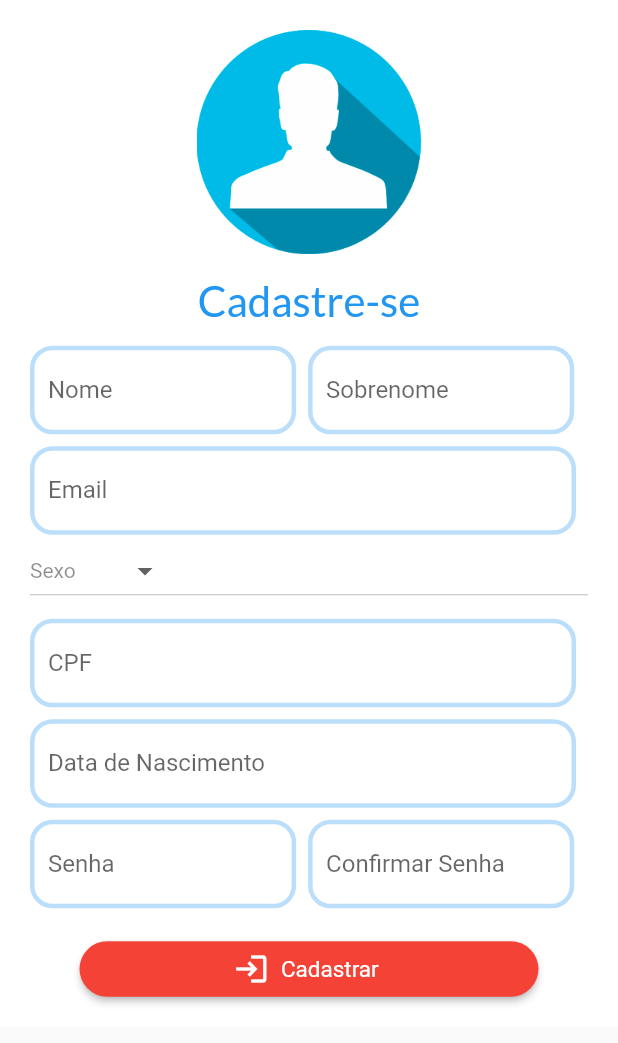
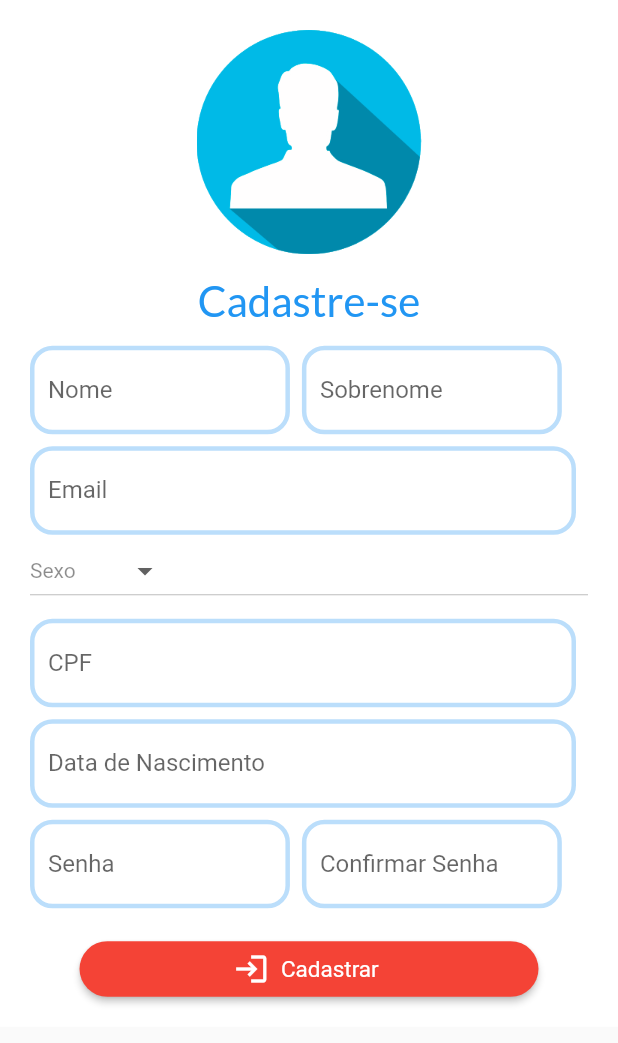
Before and after one commit to lucaspossati/iWash, a Flutter app: the Cadastrar screen opened by its route, after a tap on "Cadastrar", on a phone screen of 412 x 824 dp. Shown: the top 1043 px of the screen. Run offline on Flutter 3.47's test engine with Material 2 defaults, Android fonts, the phone set to English and light mode, and no system bars; our stand-ins replace brasil_fields, dio, geolocator, google_fonts, google_maps_flutter, rflutter_alert; missing offline and left inert: status_alert, sweetalert.

Commit message:
Correção de bugs

```diff
--- a/lib/cadastrar.dart
+++ b/lib/cadastrar.dart
@@ -29,8 +29,11 @@ class _CadastrarState extends State<Cadastrar> {
   FocusNode myFocusNode = new FocusNode();
 
 
+
   Future cadastrarUsuario(var primeiroNome, var sobrenome, var email, var cpf,
       var senha , var confirmaSenha, var sexo, var datadeNascimento) async {
+
+    final String cadastrarUsuarioUrl = "https://localhost:44311/api/Usuarios/alterarUsuario";
 
     if(primeiroNome == null || primeiroNome == ""){
       return "Preencha o nome";
@@ -49,7 +52,6 @@ class _CadastrarState extends State<Cadastrar> {
     }
 
      if(sexo == null || sexo == "" || sexo == "N"){
-      SweetAlert.show(context, title: "Preencha o nome", style: SweetAlertStyle.error);
       return "Preencha o sexo";
     }
 
@@ -57,16 +59,12 @@ class _CadastrarState extends State<Cadastrar> {
       return "Preencha a data de nascimento";
     }
 
-    final String cadastrarUsuarioUrl = "https://localhost:44311/api/Usuarios/alterarUsuario";
-
-
-    carregandoAPI = true;
-    //Ajuda do professor
-    //CircularProgressIndicator();
-
     if(senha != confirmaSenha){
       return "Senhas diferentes";
     }
+
+    carregandoAPI = true;
+
 
     var response = await http.post(cadastrarUsuarioUrl, body: {
 
@@ -80,6 +78,8 @@ class _CadastrarState extends State<Cadastrar> {
       "DatadeNascimento": datadeNascimento,
 
     });
+
+
 
     print(response.body);
 
@@ -152,7 +152,7 @@ class _CadastrarState extends State<Cadastrar> {
                 Row(
                   children: [
                     Container(
-                      width: MediaQuery.of(context).size.width * 0.45,
+                      width: MediaQuery.of(context).size.width * 0.44,
                       child: Padding(
                         padding: const EdgeInsets.only(top: 8, right: 8),
                         child: TextField(
@@ -177,7 +177,7 @@ class _CadastrarState extends State<Cadastrar> {
                       ),
                     ),
                     Container(
-                      width: MediaQuery.of(context).size.width * 0.45,
+                      width: MediaQuery.of(context).size.width * 0.44,
                       child: Padding(
                         padding: const EdgeInsets.only(top: 8, right: 8),
                         child: TextField(
@@ -322,7 +322,7 @@ class _CadastrarState extends State<Cadastrar> {
                 Row(
                   children: [
                     Container(
-                      width: MediaQuery.of(context).size.width * 0.45,
+                      width: MediaQuery.of(context).size.width * 0.44,
                       child: Padding(
                         padding: const EdgeInsets.only(top: 8, right: 8),
                         child: TextField(
@@ -347,7 +347,7 @@ class _CadastrarState extends State<Cadastrar> {
                       ),
                     ),
                     Container(
-                      width: MediaQuery.of(context).size.width * 0.45,
+                      width: MediaQuery.of(context).size.width * 0.44,
                       child: Padding(
                         padding: const EdgeInsets.only(top: 8, right: 8),
                         child: TextField(
@@ -390,45 +390,45 @@ class _CadastrarState extends State<Cadastrar> {
                           _cpf.text, _senha.text, _confirmaSenha.text, dropdownValue, _datadeNascimento.text).then((value) {
 
                           if(value == 0){
-                            SweetAlert.show(context, title: "Usuário cadastrado com sucesso!");
-                            Navigator.pushNamed(context, '/login');
-                          }
-                          else if(value == 2){
+                            SweetAlert.show(context, subtitle: "Usuário cadastrado com sucesso!", style: SweetAlertStyle.success);
 
-                            SweetAlert.show(context,title: "E-mail já cadastrado no sistema!", style: SweetAlertStyle.error);
+                            Future.delayed(const Duration(seconds: 3),(){
+                              Navigator.pushNamed(context, '/login');
+                            });
 
                           }
 
                           else if(value == "Senhas diferentes"){
-
-                            SweetAlert.show(context,title: "Senha Inválida!",subtitle: "As senhas são divergentes.", style: SweetAlertStyle.error);
-
+                            SweetAlert.show(context, title: "Senha Inválida!",subtitle: "As senhas são divergentes.", style: SweetAlertStyle.error);
                           }
                           else if(value == "Preencha o nome"){
-                            SweetAlert.show(context, title: "Preencha o nome", style: SweetAlertStyle.error);
+                            SweetAlert.show(context, subtitle: "Preencha o nome", style: SweetAlertStyle.error);
                           }
 
                           else if(value == "Preencha o sobrenome"){
-                            SweetAlert.show(context, title: "Preencha o sobrenome", style: SweetAlertStyle.error);
+                            SweetAlert.show(context, subtitle: "Preencha o sobrenome", style: SweetAlertStyle.error);
                           }
 
                           else if(value == "Preencha o e-mail"){
-                            SweetAlert.show(context, title: "Preencha o e-mail", style: SweetAlertStyle.error);
+                            SweetAlert.show(context, subtitle: "Preencha o e-mail", style: SweetAlertStyle.error);
                           }
 
                           else if(value == "Preencha o cpf"){
-                            SweetAlert.show(context, title: "Preencha o CPF", style: SweetAlertStyle.error);
+                            SweetAlert.show(context, subtitle: "Preencha o CPF", style: SweetAlertStyle.error);
                           }
 
                           else if(value == "Preencha a data de nascimento"){
-                            SweetAlert.show(context, title: "Preencha a data de nascimento", style: SweetAlertStyle.error);
+                            SweetAlert.show(context, subtitle: "Preencha a data de nascimento", style: SweetAlertStyle.error);
                           }
 
-                          else{
-                            SweetAlert.show(context,title: "Erro!",subtitle: "Contate a equipe de suporte.", style: SweetAlertStyle.error);
+                          else if(value == "2"){
+                            SweetAlert.show(context, subtitle: "E-mail já cadastrado no sistema", style: SweetAlertStyle.error);
+                          }
+
+                          else if (value == "1"){
+                            SweetAlert.show(context, subtitle: "Contate a equipe de suporte.", style: SweetAlertStyle.error);
                           }
                         });
-
 
                       },
 
--- a/lib/main.dart
+++ b/lib/main.dart
@@ -4,6 +4,7 @@ import 'package:google_fonts/google_fonts.dart';
 import 'package:iWash/lojaCard.dart';
 import 'package:iWash/pesquisar.dart';
 import 'package:iWash/sobre.dart';
+import 'package:sweetalert/sweetalert.dart';
 import 'cadastrar.dart';
 import 'cadastrarEndereco.dart';
 import 'esqueceSenha.dart';
@@ -130,6 +131,7 @@ class _NavBarState extends State<NavBar> {
               leading: Icon(Icons.streetview),
               title: Text('Endereços'),
               onTap: () {
+                SweetAlert.show(context, subtitle: "Carregando...", style: SweetAlertStyle.loading);
                 Navigator.pushNamed(
                   context, '/localizacao', arguments: dadosUsuario
 
@@ -144,7 +146,8 @@ class _NavBarState extends State<NavBar> {
               leading: Icon(Icons.logout),
               title: Text('Sair'),
               onTap: () {
-               Navigator.push(
+                SweetAlert.show(context, subtitle: "Carregando...", style: SweetAlertStyle.loading);
+                Navigator.push(
                   context,
                   MaterialPageRoute(
                     builder: (context) => Login(),
--- a/pubspec.yaml
+++ b/pubspec.yaml
@@ -29,6 +29,8 @@ dependencies:
   geolocator: ^7.0.3
   dio: ^3.0.10
   brasil_fields: ^1.1.2
+  status_alert: ^0.1.3
+  rflutter_alert: ^2.0.2
 
 
   # The following adds the Cupertino Icons font to your application.
```
Also changed, not shown: lib/cadastrarEndereco.dart (+70 -7 lines), lib/localizacao.dart (+4 -3 lines), lib/login.dart (+11 -6 lines), pubspec.lock.
